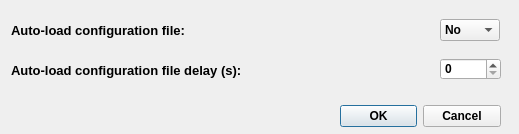
Qt form server/scripts/myRailIO/ui/AutoLoad_Pref_Dialog.ui (jonasbjurel/myRailIO) before a commit.
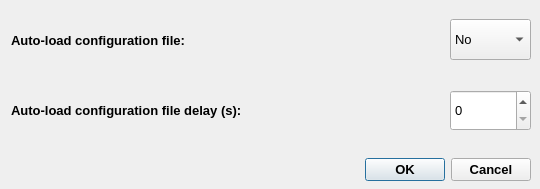
The same form after that commit.

```diff
--- a/server/scripts/myRailIO/ui/AutoLoad_Pref_Dialog.ui
+++ b/server/scripts/myRailIO/ui/AutoLoad_Pref_Dialog.ui
@@ -6,8 +6,8 @@
    <rect>
     <x>0</x>
     <y>0</y>
-    <width>519</width>
-    <height>134</height>
+    <width>540</width>
+    <height>189</height>
    </rect>
   </property>
   <property name="font">
@@ -22,12 +22,20 @@
   <widget class="QDialogButtonBox" name="autoLoadConfigAcceptButtonBox">
    <property name="geometry">
     <rect>
-     <x>340</x>
-     <y>100</y>
-     <width>161</width>
-     <height>32</height>
+     <x>360</x>
+     <y>154</y>
+     <width>171</width>
+     <height>31</height>
     </rect>
    </property>
+   <property name="font">
+    <font>
+     <pointsize>10</pointsize>
+    </font>
+   </property>
+   <property name="whatsThis">
+    <string>&lt;html&gt;&lt;head/&gt;&lt;body&gt;&lt;p&gt;Accept and deploy configuration changes / or reject them&lt;/p&gt;&lt;/body&gt;&lt;/html&gt;</string>
+   </property>
    <property name="orientation">
     <enum>Qt::Horizontal</enum>
    </property>
@@ -39,8 +47,8 @@
    <property name="geometry">
     <rect>
      <x>11</x>
-     <y>10</y>
-     <width>401</width>
+     <y>20</y>
+     <width>421</width>
      <height>41</height>
     </rect>
    </property>
@@ -61,12 +69,22 @@
   <widget class="QComboBox" name="autoLoadConfigComboBox">
    <property name="geometry">
     <rect>
-     <x>440</x>
+     <x>450</x>
      <y>19</y>
-     <width>60</width>
-     <height>22</height>
+     <width>81</width>
+     <height>41</height>
     </rect>
    </property>
+   <property name="font">
+    <font>
+     <pointsize>10</pointsize>
+     <weight>50</weight>
+     <bold>false</bold>
+    </font>
+   </property>
+   <property name="whatsThis">
+    <string>&lt;html&gt;&lt;head/&gt;&lt;body&gt;&lt;p&gt;By Setting “Auto-load configuration file” to yes the current loaded/saved configuration file will be loaded after “Auto-load configuration file delay” seconds. &lt;/p&gt;&lt;/body&gt;&lt;/html&gt;</string>
+   </property>
    <item>
     <property name="text">
      <string>No</string>
@@ -82,8 +100,8 @@
    <property name="geometry">
     <rect>
      <x>11</x>
-     <y>50</y>
-     <width>401</width>
+     <y>90</y>
+     <width>421</width>
      <height>41</height>
     </rect>
    </property>
@@ -104,12 +122,22 @@
   <widget class="QSpinBox" name="autoLoadConfigDelaySpinBox">
    <property name="geometry">
     <rect>
-     <x>440</x>
-     <y>58</y>
-     <width>61</width>
-     <height>22</height>
+     <x>450</x>
+     <y>90</y>
+     <width>81</width>
+     <height>41</height>
     </rect>
    </property>
+   <property name="font">
+    <font>
+     <pointsize>10</pointsize>
+     <weight>50</weight>
+     <bold>false</bold>
+    </font>
+   </property>
+   <property name="whatsThis">
+    <string>&lt;html&gt;&lt;head/&gt;&lt;body&gt;&lt;p&gt;If “Auto-load configuration file” is set to yes the current loaded/saved configuration file will be loaded after “Auto-load configuration file delay” seconds. &lt;/p&gt;&lt;/body&gt;&lt;/html&gt;</string>
+   </property>
   </widget>
  </widget>
  <resources/>
```
Left out of the diff: 4 changed lines with no effect on the pictures.
